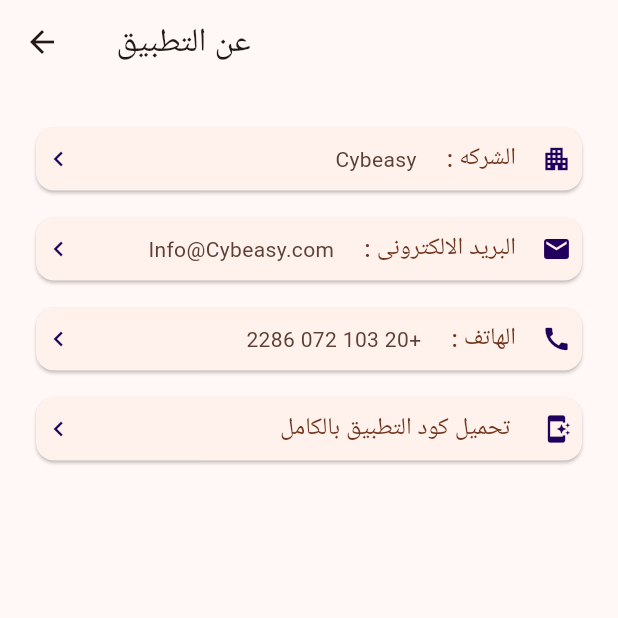
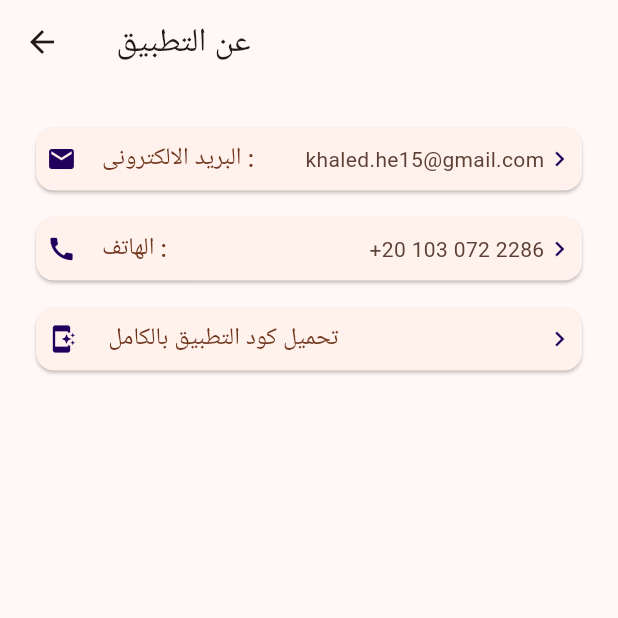
Before and after one commit to khaledeng15/Tasbeeh-Al-Muslim, a Flutter app: the ContactusScreen screen opened directly, on a phone screen of 412 x 824 dp, the top half of it. Run offline on Flutter 3.47's test engine with Material 2 defaults, Android fonts, the light colour scheme and no system bars; our stand-ins replace bloc, flutter_bloc, flutter_easyloading, flutter_local_notifications, flutter_native_timezone, google_fonts and 10 more; missing offline and left inert: audio_session, dart:ffi, html_character_entities, time_range_picker; accounts and stored records are empty; generated files the repository leaves out were written again; Roboto replaces fonts that are missing (Cairo).

Commit message:
update contact us

```diff
--- a/lib/screens/ContactusScreen/ContactusScreen.dart
+++ b/lib/screens/ContactusScreen/ContactusScreen.dart
@@ -21,13 +21,9 @@
           body: Padding(
               padding: const EdgeInsets.only(top: 20, bottom: 50),
               child: Column(children: [
-                rowViewIcon(
-                    "الشركه :", "Cybeasy", Icon(Icons.apartment, size: 20), () {
-                  requestUrl("https://www.cybeasy.com/");
-                }),
-                rowViewIcon("البريد الالكترونى :", "Info@Cybeasy.com",
+                rowViewIcon("البريد الالكترونى :", "khaled.he15@gmail.com",
                     Icon(Icons.mail, size: 20), () {
-                  requestUrl("mailto:Info@Cybeasy.com");
+                  requestUrl("mailto:khaled.he15@gmail.com");
                 }),
                 rowViewIcon(
                     "الهاتف :", "+20 103 072 2286", Icon(Icons.call, size: 20),
@@ -37,7 +33,7 @@
                 rowViewIcon(" تحميل كود التطبيق بالكامل", "",
                     Icon(Icons.app_shortcut, size: 20), () {
                   requestUrl(
-                      "https://github.com/khaledeng15/Azkar-Flutter-TSBEH-");
+                      "https://github.com/khaledeng15/Tasbeeh-Al-Muslim");
                 }),
               ])),
         ));
@@ -54,7 +50,7 @@
   Widget rowViewIcon(
       String title, String value, Icon icon, GestureTapCallback? onClick) {
     return Directionality(
-      textDirection: TextDirection.rtl,
+      textDirection: TextDirection.ltr,
       child: InkWell(
         onTap: onClick,
         child: Container(
--- a/pubspec.yaml
+++ b/pubspec.yaml
@@ -16,7 +16,7 @@
 # https://developer.apple.com/library/archive/documentation/General/Reference/InfoPlistKeyReference/Articles/CoreFoundationKeys.html
 # In Windows, build-name is used as the major, minor, and patch parts
 # of the product and file versions while build-number is used as the build suffix.
-version: 1.0.0+1
+version: 1.0.1+2
 
 environment:
   sdk: ">=2.19.5 <3.0.0"
```
Also changed, not shown: 2 other files.
